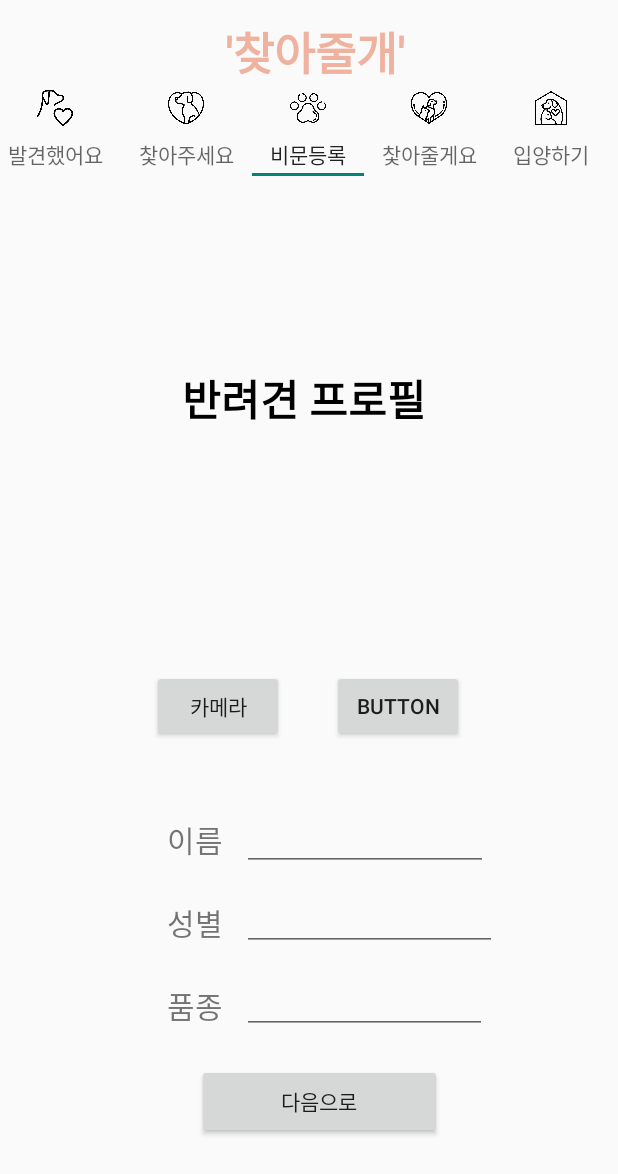
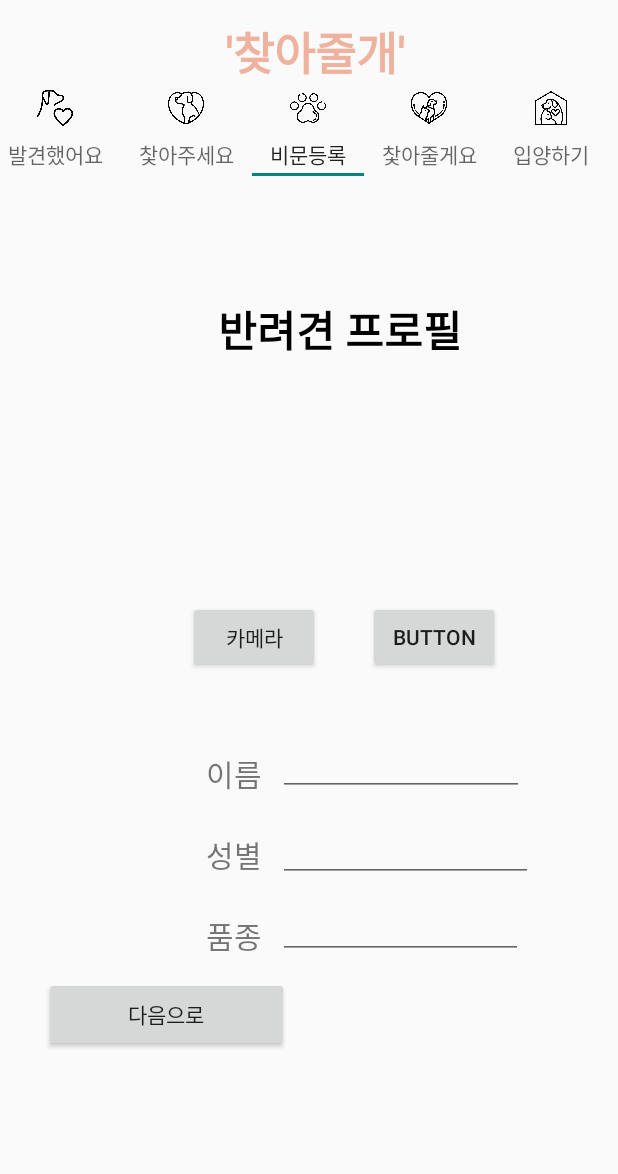
Before and after one commit to 2021-SMHRD-KDT-AI-4/YB, an Android app: the screen it shows after launch (Main), tab 3 chosen, on a phone screen of 412 x 824 dp. Shown: the top 1174 px of the screen. Run offline under Robolectric (Android 15) with nearby library versions, the phone set to English and light mode, and no system bars; our stand-ins replace Volley; network calls fail.

Commit message:
어댑터

```diff
--- a/app/src/main/java/com/example/findyourdog/FindItem.java
+++ b/app/src/main/java/com/example/findyourdog/FindItem.java
@@ -41,6 +41,7 @@ public class FindItem {
         this.tel = tel;
         this.content = content;
     }
+
 
     public String getBoard_num() {
         return board_num;
--- a/app/src/main/res/layout/activity_dog_info.xml
+++ b/app/src/main/res/layout/activity_dog_info.xml
@@ -6,12 +6,43 @@
     android:layout_height="match_parent"
     tools:context=".Dog_Info">
 
+    <ImageView
+        android:id="@+id/img_nose_print"
+        android:layout_width="120dp"
+        android:layout_height="120dp"
+        android:layout_marginStart="164dp"
+        android:layout_marginTop="16dp"
+        app:layout_constraintStart_toStartOf="parent"
+        app:layout_constraintTop_toBottomOf="@+id/tv_profile"
+        tools:src="@tools:sample/avatars" />
+
+    <Button
+        android:id="@+id/btn_nose_print_picture_plus"
+        android:layout_width="wrap_content"
+        android:layout_height="wrap_content"
+        android:layout_marginStart="244dp"
+        android:layout_marginTop="24dp"
+        android:text="Button"
+        app:layout_constraintStart_toStartOf="parent"
+        app:layout_constraintTop_toBottomOf="@+id/img_nose_print" />
+
+    <TextView
+        android:id="@+id/tv_info_name"
+        android:layout_width="wrap_content"
+        android:layout_height="wrap_content"
+        android:layout_marginStart="136dp"
+        android:layout_marginTop="52dp"
+        android:text="이름"
+        android:textSize="20sp"
+        app:layout_constraintStart_toStartOf="parent"
+        app:layout_constraintTop_toBottomOf="@+id/btn_nose_print_camera" />
+
     <TextView
         android:id="@+id/tv_profile"
         android:layout_width="wrap_content"
         android:layout_height="wrap_content"
-        android:layout_marginStart="120dp"
-        android:layout_marginTop="70dp"
+        android:layout_marginStart="144dp"
+        android:layout_marginTop="24dp"
         android:text="반려견 프로필"
         android:textColor="#000000"
         android:textSize="28sp"
@@ -19,45 +50,33 @@
         app:layout_constraintStart_toStartOf="parent"
         app:layout_constraintTop_toTopOf="parent" />
 
-    <TextView
-        android:id="@+id/tv_info_name"
-        android:layout_width="wrap_content"
-        android:layout_height="wrap_content"
-        android:layout_marginStart="110dp"
-        android:layout_marginTop="50dp"
-        android:text="이름"
-        android:textSize="20sp"
+    <Button
+        android:id="@+id/btn_profile_ok"
+        android:layout_width="163dp"
+        android:layout_height="50dp"
+        android:layout_marginStart="28dp"
+        android:layout_marginTop="12dp"
+        android:text="다음으로"
         app:layout_constraintStart_toStartOf="parent"
-        app:layout_constraintTop_toBottomOf="@+id/btn_nose_print_camera" />
+        app:layout_constraintTop_toBottomOf="@+id/edt_info_type" />
 
     <TextView
         android:id="@+id/tv_info_sex"
         android:layout_width="wrap_content"
         android:layout_height="wrap_content"
-        android:layout_marginStart="110dp"
-        android:layout_marginTop="25dp"
+        android:layout_marginStart="136dp"
+        android:layout_marginTop="24dp"
         android:text="성별"
         android:textSize="20sp"
         app:layout_constraintStart_toStartOf="parent"
         app:layout_constraintTop_toBottomOf="@+id/tv_info_name" />
 
-    <TextView
-        android:id="@+id/tv_info_type"
-        android:layout_width="wrap_content"
-        android:layout_height="wrap_content"
-        android:layout_marginStart="110dp"
-        android:layout_marginTop="25dp"
-        android:text="품종"
-        android:textSize="20sp"
-        app:layout_constraintStart_toStartOf="parent"
-        app:layout_constraintTop_toBottomOf="@+id/tv_info_sex" />
-
     <EditText
         android:id="@+id/edt_info_sex"
         android:layout_width="170dp"
         android:layout_height="45dp"
-        android:layout_marginStart="160dp"
-        android:layout_marginTop="8dp"
+        android:layout_marginStart="184dp"
+        android:layout_marginTop="12dp"
         android:ems="10"
         android:inputType="textPersonName"
         android:textColor="#555252"
@@ -65,12 +84,36 @@
         app:layout_constraintStart_toStartOf="parent"
         app:layout_constraintTop_toBottomOf="@+id/edt_info_name" />
 
+    <TextView
+        android:id="@+id/tv_info_type"
+        android:layout_width="wrap_content"
+        android:layout_height="wrap_content"
+        android:layout_marginStart="136dp"
+        android:layout_marginTop="24dp"
+        android:text="품종"
+        android:textSize="20sp"
+        app:layout_constraintStart_toStartOf="parent"
+        app:layout_constraintTop_toBottomOf="@+id/tv_info_sex" />
+
+    <EditText
+        android:id="@+id/edt_info_name"
+        android:layout_width="164dp"
+        android:layout_height="46dp"
+        android:layout_marginStart="184dp"
+        android:layout_marginTop="36dp"
+        android:ems="10"
+        android:inputType="textPersonName"
+        android:textColor="#555252"
+        android:textSize="20sp"
+        app:layout_constraintStart_toStartOf="parent"
+        app:layout_constraintTop_toBottomOf="@+id/btn_nose_print_picture_plus" />
+
     <EditText
         android:id="@+id/edt_info_type"
         android:layout_width="163dp"
         android:layout_height="47dp"
-        android:layout_marginStart="160dp"
-        android:layout_marginTop="8dp"
+        android:layout_marginStart="184dp"
+        android:layout_marginTop="4dp"
         android:ems="10"
         android:inputType="textPersonName"
         android:textColor="#555252"
@@ -78,57 +121,14 @@
         app:layout_constraintStart_toStartOf="parent"
         app:layout_constraintTop_toBottomOf="@+id/edt_info_sex" />
 
-    <EditText
-        android:id="@+id/edt_info_name"
-        android:layout_width="164dp"
-        android:layout_height="46dp"
-        android:layout_marginStart="160dp"
-        android:layout_marginTop="40dp"
-        android:ems="10"
-        android:inputType="textPersonName"
-        android:textColor="#555252"
-        android:textSize="20sp"
-        app:layout_constraintStart_toStartOf="parent"
-        app:layout_constraintTop_toBottomOf="@+id/btn_nose_print_picture_plus" />
-
-    <Button
-        android:id="@+id/btn_profile_ok"
-        android:layout_width="163dp"
-        android:layout_height="50dp"
-        android:layout_marginStart="130dp"
-        android:layout_marginTop="20dp"
-        android:text="다음으로"
-        app:layout_constraintStart_toStartOf="parent"
-        app:layout_constraintTop_toBottomOf="@+id/edt_info_type" />
-
-    <ImageView
-        android:id="@+id/img_nose_print"
-        android:layout_width="120dp"
-        android:layout_height="120dp"
-        android:layout_marginStart="140dp"
-        android:layout_marginTop="20dp"
-        app:layout_constraintStart_toStartOf="parent"
-        app:layout_constraintTop_toBottomOf="@+id/tv_profile"
-        tools:src="@tools:sample/avatars" />
-
     <Button
         android:id="@+id/btn_nose_print_camera"
         android:layout_width="wrap_content"
         android:layout_height="wrap_content"
-        android:layout_marginStart="100dp"
-        android:layout_marginTop="20dp"
+        android:layout_marginStart="124dp"
+        android:layout_marginTop="24dp"
         android:text="카메라"
         app:layout_constraintStart_toStartOf="parent"
         app:layout_constraintTop_toBottomOf="@+id/img_nose_print" />
 
-    <Button
-        android:id="@+id/btn_nose_print_picture_plus"
-        android:layout_width="wrap_content"
-        android:layout_height="wrap_content"
-        android:layout_marginStart="220dp"
-        android:layout_marginTop="20dp"
-        android:text="Button"
-        app:layout_constraintStart_toStartOf="parent"
-        app:layout_constraintTop_toBottomOf="@+id/img_nose_print" />
-
 </androidx.constraintlayout.widget.ConstraintLayout>
```
Also changed, not shown: app/src/main/java/com/example/findyourdog/Dog_Nose_Print_Choice.java (+254 -6 lines), app/src/main/java/com/example/findyourdog/NoseItem.java (added, +28 -0 lines), app/src/main/res/layout/activity_dog_nose_print_choice.xml (+7 -73 lines), app/src/main/res/layout/coustom_listview.xml (added, +29 -0 lines).
